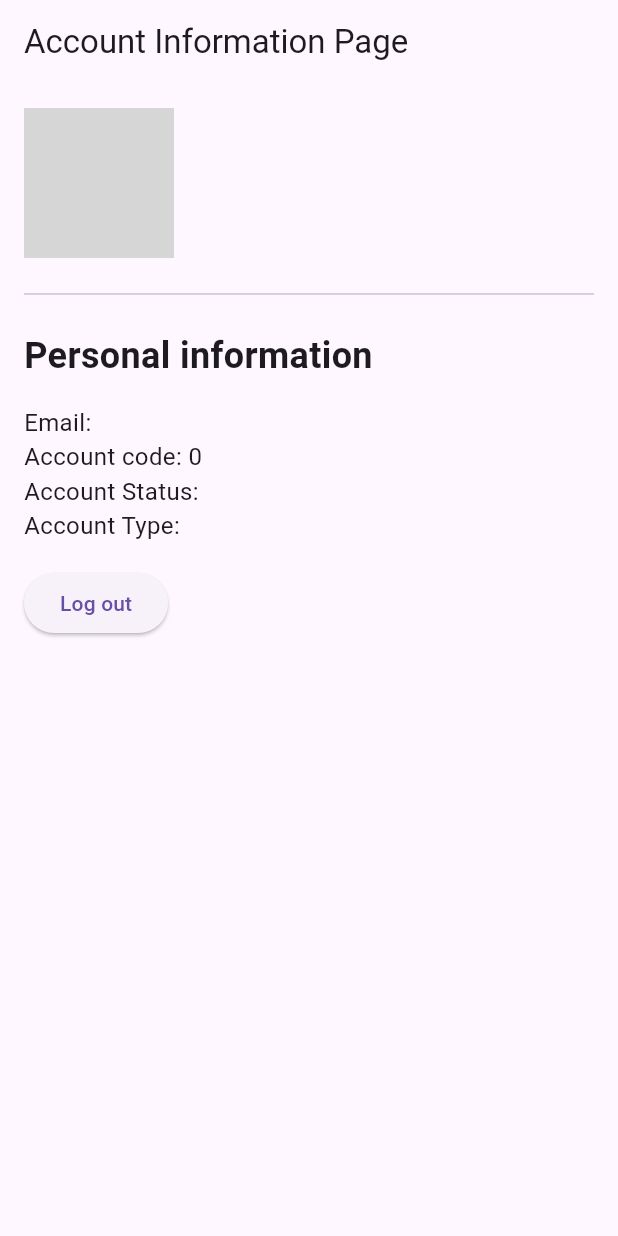
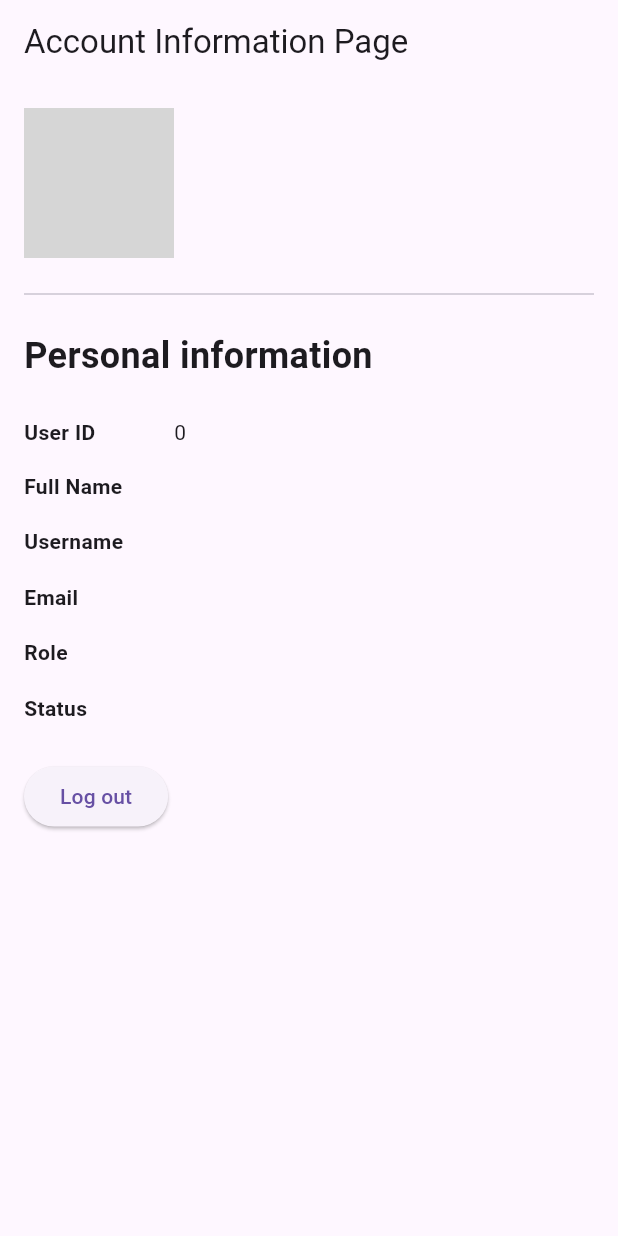
Before and after one commit to Dinh-Duc-Manh/Ky-4, a Flutter app: the AdProfile screen opened directly with empty values, on a phone screen of 412 x 824 dp. Run offline on Flutter 3.47's test engine with Material 3 defaults, Android fonts, the phone set to English and light mode, and no system bars; our stand-ins replace image_picker, sqflite; missing offline and left inert: mailer; accounts and stored records are empty; grey boxes are pictures that could not be loaded.

Commit message:
create new

```diff
--- a/trip_planner/lib/screen/admin/Profile/ad_profile.dart
+++ b/trip_planner/lib/screen/admin/Profile/ad_profile.dart
@@ -51,10 +51,12 @@ class AdProfile extends StatelessWidget {
             SizedBox(height: 16),
             Text('Personal information', style: titleStyle),
             SizedBox(height: 16),
-            Text('Email: ${user.email}', style: infoStyle),
-            Text('Account code: ${user.user_id}', style: infoStyle),
-            Text('Account Status: ${user.status}', style: infoStyle),
-            Text('Account Type: ${user.role}', style: infoStyle),
+            _buildInfoRow('User ID', '${user.user_id}'),
+            _buildInfoRow('Full Name', user.full_name),
+            _buildInfoRow('Username', user.user_name),
+            _buildInfoRow('Email', user.email),
+            _buildInfoRow('Role', user.role),
+            _buildInfoRow('Status', user.status),
             SizedBox(height: 16),
             ElevatedButton(
               onPressed: () => _logout(context),
@@ -65,4 +67,25 @@ class AdProfile extends StatelessWidget {
       ),
     );
   }
+
+  Widget _buildInfoRow(String label, String value) {
+    return Padding(
+      padding: const EdgeInsets.symmetric(vertical: 8.0),
+      child: Row(
+        crossAxisAlignment: CrossAxisAlignment.start,
+        children: [
+          SizedBox(
+            width: 100,
+            child: Text(
+              label,
+              style: TextStyle(fontWeight: FontWeight.bold),
+            ),
+          ),
+          Expanded(
+            child: Text(value),
+          ),
+        ],
+      ),
+    );
+  }
 }
```
Also changed, not shown: trip_planner/lib/screen/Profile/detail_profile_screen.dart (+4 -4 lines), trip_planner/lib/screen/admin/account/detail_account_screen.dart (+69 -45 lines).
